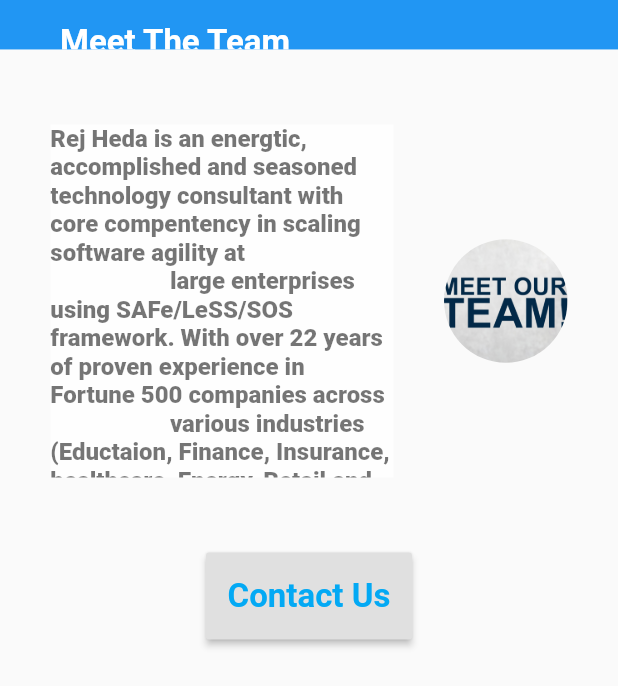
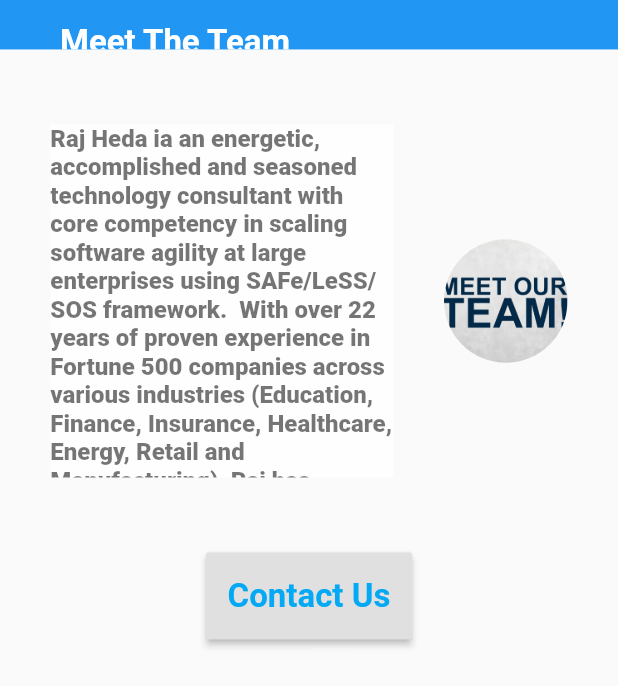
Before and after one commit to fanonxr/Zengage, a Flutter app: the MeetTheTeamDetail widget shown alone on an empty page, opened directly, on a phone screen of 412 x 824 dp. Shown: the top 686 px of the screen. Run offline on Flutter 3.47's test engine with Material 2 defaults, Android fonts, the phone set to English and light mode, and no system bars; our stand-ins replace carousel_slider, firebase_auth, logger; missing offline and left inert: dart:html; accounts and stored records are empty; Roboto replaces fonts that are missing (Montserrat).

Commit message:
- fix text

```diff
--- a/lib/screens/about_us_page.dart
+++ b/lib/screens/about_us_page.dart
@@ -212,22 +212,7 @@ class MeetTheTeamDetail extends StatelessWidget {
                   width: MediaQuery.of(context).size.width / 1.8,
                   alignment: Alignment.centerLeft,
                   child: Text(
-                    """Rej Heda is an energtic, accomplished and seasoned technology consultant with core compentency in scaling software agility at
-                    large enterprises using SAFe/LeSS/SOS framework. With over 22 years of proven experience in Fortune 500 companies across
-                    various industries (Eductaion, Finance, Insurance, healthcare, Energy, Retail and Manufracturing), Raj has demonstrated his ability to lead, motivate
-                    and mentor multi-functional and global teams. His strong communication and faciltation skills have helped clients succeed across all levels of their organziation
-                    He's an Enterprise Agile transofrmation coach, a DevOps coach, a Delivery lead and Trainer.
-                    Raj's expertise includes:
-                    * Scaled Agile Framework implementation -SAFe, Less, SOSO
-                    * Enterprise Agile Transformation - Scrum, Kanban
-                    * Enteprise Agile/DevOps Coach and Trainer
-                    * Lead Agile Management Office and Project Management Office
-                    * Agile Program/Project Management
-                    * Change Management
-                    * Client Relationships
-                    * Resource Management
-                    * Release Management
-                    * Software Development""",
+                    "Raj Heda ia an energetic, accomplished and seasoned technology consultant with core competency in scaling software agility at large enterprises using SAFe/LeSS/SOS framework.  With over 22 years of proven experience in Fortune 500 companies across various industries (Education, Finance, Insurance, Healthcare, Energy, Retail and Manufacturing), Raj has demonstrated his ability to lead, motivate and mentor multi-functional and global teams.  His strong communication and facilitation skills have helped clients succeed across all levels of their organization.  He's an Enterprise Agile transformation coach, a DevOps coach, a Delivery lead and Trainer.",
                     style: TextStyle(
                       color: Colors.black54,
                       fontWeight: FontWeight.w800,
```
